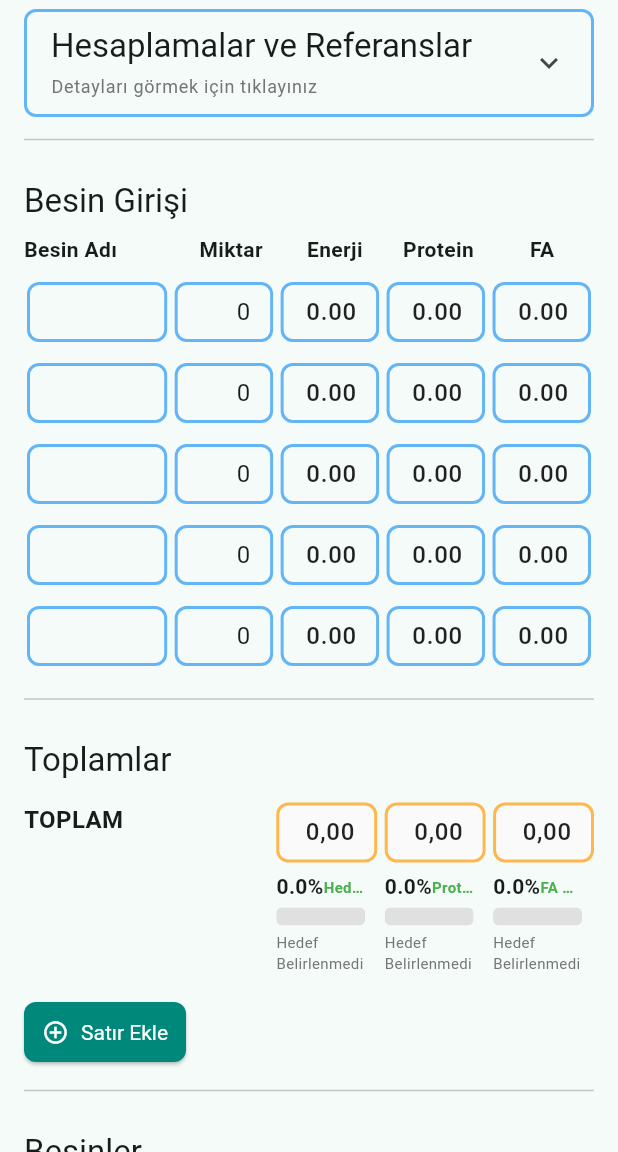
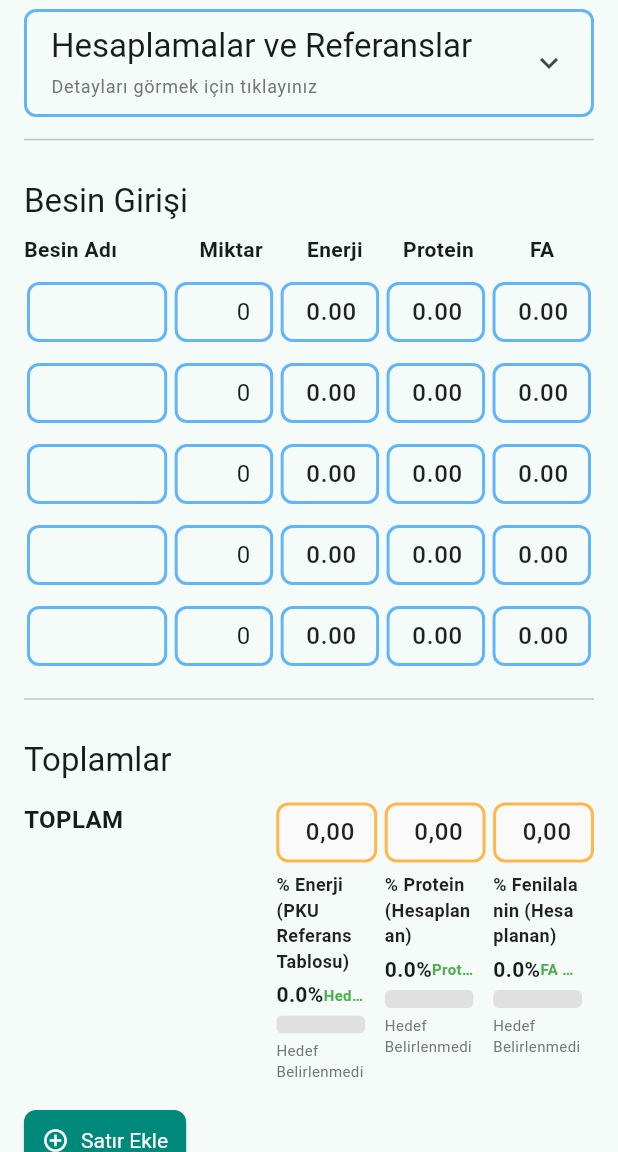
Before and after one commit to DytBekiraslan/Metabolizma, a Flutter app: the MetabolizmaScreen screen opened directly, scrolled down 1728 dp, on a phone screen of 412 x 824 dp, the part 84-1236 px from its top. Run offline on Flutter 3.47's test engine with Material 3 defaults, Android fonts, the phone set to English and light mode, and no system bars; our stand-ins replace fl_chart, pdf, shared_preferences; missing offline and left inert: file_saver; accounts and stored records are empty; project files that could hold a hidden picture were left out.

Commit message:
Feature: Add responsive energy source labels and target values to percentage bars

```diff
--- a/lib/models/models.dart
+++ b/lib/models/models.dart
@@ -370,6 +370,7 @@ enum WeightSource {
 }
 
 enum EnergySource {
+  doctor,
   fku,
   practical,
   bmhFafBge,
--- a/lib/screens/metabolizma_screen.dart
+++ b/lib/screens/metabolizma_screen.dart
@@ -790,8 +790,9 @@ class _MetabolizmaScreenState extends State<MetabolizmaScreen> {
                         child: Row(
                           children: [
                             Checkbox(
-                              value: viewModel.doctorEnergyCheckbox,
+                              value: viewModel.selectedEnergySources[EnergySource.doctor] ?? false,
                               onChanged: (value) {
+                                viewModel.setSelectedEnergySource(EnergySource.doctor, value);
                                 setState(() {
                                   viewModel.doctorEnergyCheckbox = value ?? false;
                                 });
@@ -929,7 +930,13 @@ class _MetabolizmaScreenState extends State<MetabolizmaScreen> {
                       // Yüzdelik Bar
                       Padding(
                         padding: const EdgeInsets.only(right: 8.0),
-                        child: _buildPercentageBar(context, viewModel.energyPercent, unit: 'kcal'),
+                        child: _buildPercentageBar(
+                          context,
+                          viewModel.energyPercent,
+                          unit: 'kcal',
+                          title: _getSelectedEnergySourceLabel(viewModel),
+                          targetValue: _getSelectedEnergySourceTargetValue(viewModel),
+                        ),
                       ),
                     ],
                   ),
@@ -947,7 +954,7 @@ class _MetabolizmaScreenState extends State<MetabolizmaScreen> {
                       // Yüzdelik Bar
                       Padding(
                         padding: const EdgeInsets.only(right: 8.0),
-                        child: _buildPercentageBar(context, viewModel.proteinPercent, unit: 'g'),
+                        child: _buildPercentageBar(context, viewModel.proteinPercent, unit: 'g', title: _getProteinLabel(viewModel)),
                       ),
                     ],
                   ),
@@ -965,7 +972,7 @@ class _MetabolizmaScreenState extends State<MetabolizmaScreen> {
                       // Yüzdelik Bar
                       Padding(
                         padding: const EdgeInsets.only(right: 8.0),
-                        child: _buildPercentageBar(context, viewModel.phePercent, unit: 'mg'),
+                        child: _buildPercentageBar(context, viewModel.phePercent, unit: 'mg', title: _getPheLabel(viewModel)),
                       ),
                     ],
                   ),
@@ -2660,15 +2667,18 @@ Widget _buildVisitDatePickerField(BuildContext context, MetabolizmaViewModel vie
     );
   }
   // YENİ WIDGET: Yüzdelik Barı oluşturur (En alta eklenmeli)
-Widget _buildPercentageBar(BuildContext context, CalculatedPercentage data, {required String unit}) {
+Widget _buildPercentageBar(BuildContext context, CalculatedPercentage data, {required String unit, String? title, double? targetValue}) {
     final statusStyle = data.color == Colors.red ? const TextStyle(color: Colors.red, fontWeight: FontWeight.bold, fontSize: 11)
-        : data.color == Colors.orange ? const TextStyle(color: Colors.orange, fontWeight: FontWeight.bold, fontSize: 11)
+        : data.color == const Color.fromARGB(255, 179, 190, 25)? const TextStyle(color: const Color.fromARGB(255, 179, 190, 25), fontWeight: FontWeight.bold, fontSize: 11)
         : const TextStyle(color: Colors.green, fontWeight: FontWeight.bold, fontSize: 11);
 
     final format = NumberFormat("0.##", "tr_TR");
 
     String targetText;
-    if (data.upperLimit > 0 && data.upperLimit != data.lowerLimit) {
+    if (targetValue != null && targetValue > 0) {
+        // Seçilen enerji kaynağının hedefi (Enerji için kullanılan parametre)
+        targetText = "Hedef: ${format.format(targetValue)} $unit";
+    } else if (data.upperLimit > 0 && data.upperLimit != data.lowerLimit) {
         // Aralık gösterimi (Protein ve FA)
         targetText = "Hedef Aralığı: ${format.format(data.lowerLimit)} - ${format.format(data.upperLimit)} $unit";
     } else if (data.targetValue > 0) {
@@ -2681,6 +2691,15 @@ Widget _buildPercentageBar(BuildContext context, CalculatedPercentage data, {req
    return Column(
         crossAxisAlignment: CrossAxisAlignment.start,
         children: [
+            // BAŞLIK YAZISI (Seçilen enerji kaynağı)
+            if (title != null)
+              Padding(
+                padding: const EdgeInsets.only(bottom: 4.0),
+                child: Text(
+                  title,
+                  style: const TextStyle(fontWeight: FontWeight.bold, fontSize: 12, color: Colors.black87),
+                ),
+              ),
             // DURUM VE YÜZDELİK ORANIN OLDUĞU SATIR
             Row(
                 mainAxisAlignment: MainAxisAlignment.spaceBetween,
@@ -3162,6 +3181,52 @@ Widget _buildPercentageBar(BuildContext context, CalculatedPercentage data, {req
       },
     );
   }
+
+  // Helper: Seçilen enerji kaynağının etiketini döndür
+  String _getSelectedEnergySourceLabel(MetabolizmaViewModel viewModel) {
+    if (viewModel.selectedEnergySources[EnergySource.doctor] == true) {
+      return '% Enerji (Doktor/Dyt. Hedefi)';
+    } else if (viewModel.selectedEnergySources[EnergySource.practical] == true) {
+      return '% Enerji (Pratik)';
+    } else if (viewModel.selectedEnergySources[EnergySource.bmhFafBge] == true) {
+      return '% Enerji (BMH*FAF+BGE)';
+    } else {
+      return '% Enerji (PKU Referans Tablosu)';
+    }
+  }
+
+  // Helper: Seçilen enerji kaynağının hedef değerini döndür
+  double _getSelectedEnergySourceTargetValue(MetabolizmaViewModel viewModel) {
+    if (viewModel.selectedEnergySources[EnergySource.doctor] == true) {
+      return double.tryParse(viewModel.doctorEnergyController.text.replaceAll(',', '.')) ?? 0.0;
+    } else if (viewModel.selectedEnergySources[EnergySource.practical] == true) {
+      return double.tryParse(viewModel.energyReq2Controller.text.replaceAll(',', '.')) ?? 0.0;
+    } else if (viewModel.selectedEnergySources[EnergySource.bmhFafBge] == true) {
+      return double.tryParse(viewModel.energyReq3Controller.text.replaceAll(',', '.')) ?? 0.0;
+    } else {
+      return double.tryParse(viewModel.energyReqController.text.replaceAll(',', '.')) ?? 0.0;
+    }
+  }
+
+  // Helper: Protein etiketini döndür (Doktor hedefi girilmişse vs hesaplanan)
+  String _getProteinLabel(MetabolizmaViewModel viewModel) {
+    final doctorProteinText = viewModel.doctorProteinController.text.trim();
+    if (doctorProteinText.isNotEmpty && double.tryParse(doctorProteinText.replaceAll(',', '.')) != null) {
+      return '% Protein (Doktor/Dyt. Hedefi)';
+    } else {
+      return '% Protein (Hesaplanan)';
+    }
+  }
+
+  // Helper: Fenilalanin etiketini döndür (Doktor hedefi girilmişse vs hesaplanan)
+  String _getPheLabel(MetabolizmaViewModel viewModel) {
+    final doctorPheText = viewModel.doctorPheController.text.trim();
+    if (doctorPheText.isNotEmpty && double.tryParse(doctorPheText.replaceAll(',', '.')) != null) {
+      return '% Fenilalanin (Doktor/Dyt. Hedefi)';
+    } else {
+      return '% Fenilalanin (Hesaplanan)';
+    }
+  }
 }
 
 // YENİ SINIF: Otomatik tarih formatlama için
@@ -3208,13 +3273,6 @@ class _DateTextFormatter extends TextInputFormatter {
         newText = newText.substring(0, 10);
     }
 
-    // Yeni imleç pozisyonunu metin uzunluğuyla sınırla
-    newCursorPosition = min(newCursorPosition, newText.length);
-
-    // İmleç, sadece rakamların olduğu yere girerken noktayı atlamalı.
-    if (newText.length >= 3 && newCursorPosition == 2) newCursorPosition++;
-    if (newText.length >= 6 && newCursorPosition == 5) newCursorPosition++;
-
     return TextEditingValue(
       text: newText,
       selection: TextSelection.collapsed(offset: newCursorPosition),
--- a/lib/viewmodels/metabolizma_viewmodel.dart
+++ b/lib/viewmodels/metabolizma_viewmodel.dart
@@ -387,6 +387,7 @@ bool doctorEnergyCheckbox = false; // Doktor Enerji Hedefi Checkbox
 // YENİ DOKTOR ORDER ALANLARI SONU
 
   Map<EnergySource, bool> selectedEnergySources = {
+    EnergySource.doctor: false,
     EnergySource.fku: true,
     EnergySource.practical: false,
     EnergySource.bmhFafBge: false,
@@ -1333,7 +1334,10 @@ void _performAndUpdatePersonalCalculations({bool notify = true}) {
     final double energy3 = calculatedEnergy3 ?? double.tryParse(energyReq3Controller.text.replaceAll(',', '.')) ?? 0.0;
     final double energy2 = calculatedEnergy2 ?? double.tryParse(energyReq2Controller.text.replaceAll(',', '.')) ?? 0.0;
 
-    if (selectedEnergySources[EnergySource.fku] == true) {
+    if (selectedEnergySources[EnergySource.doctor] == true) {
+      // Doktor Hedefi seçildi
+      requiredEnergy = double.tryParse(doctorEnergyController.text.replaceAll(',', '.')) ?? 0.0;
+    } else if (selectedEnergySources[EnergySource.fku] == true) {
       // FKÜ'den gelen aralığın orta veya minimum değerini hedef almalıyız.
       // Basitlik için sadece Enerji (BMH*FAF+BGE) değerini hedef alıyorum
       // çünkü bu, hesaplanan tekil bir değerdir.
@@ -1370,7 +1374,7 @@ void _performAndUpdatePersonalCalculations({bool notify = true}) {
 
     if (doctorProtein > 0) {
         requiredProtein = doctorProtein;
-        proteinTargetSource = "DOKTOR ORDER";
+        proteinTargetSource = "";
     } else if (calculatedProteinReq != null) {
       requiredProtein = calculatedProteinReq;
     } else {
@@ -1390,7 +1394,7 @@ void _performAndUpdatePersonalCalculations({bool notify = true}) {
         // Eğer doktor tek bir FA değeri girdiyse, bu değeri hem alt hem üst hedef olarak al.
         pheLower = doctorPhe;
         pheUpper = doctorPhe;
-        pheTargetSource = "DOKTOR ORDER";
+        pheTargetSource = "";
     } else {
         final String targetPheRangeText = pheRangeText ?? pheReqController.text;
 
@@ -1409,7 +1413,7 @@ void _performAndUpdatePersonalCalculations({bool notify = true}) {
         String status;
 
         if (totalEnergy < requiredEnergy * 0.95) { // %5 altı sapma kabul edilebilir
-            color = Colors.orange; // Sarı (Altında)
+            color = const Color.fromARGB(255, 238, 255, 0); // Sarı (Altında)
             status = "Enerji Gereksinimi Altında";
         } else if (totalEnergy > requiredEnergy * 1.05) { // %5 üstü sapma kabul edilebilir
             color = Colors.red; // Kırmızı (Üstünde)
@@ -1440,14 +1444,14 @@ void _performAndUpdatePersonalCalculations({bool notify = true}) {
         String status;
 
         if (totalProtein < proteinMin) {
-            color = Colors.orange; // Sarı (Çok Altında)
+           color = const Color.fromARGB(255, 238, 255, 0); // Sarı (Çok Altında)
             status = "Protein Gereksinimi Altında (<-${tolerance.toInt()}g)";
         } else if (totalProtein > proteinMax) {
             color = Colors.red; // Kırmızı (Çok Üstünde)
             status = "Protein Gereksinimini Aşıyor (>+${tolerance.toInt()}g)";
         } else {
             color = Colors.green; // Yeşil (Aralıkta)
-            status = "Protein Hedefi (${tolerance.toInt()}g) Karşılandı";
+            status = "Protein Hedefi +/-(${tolerance.toInt()}g) Karşılandı";
         }
 
        proteinPercent = CalculatedPercentage(
@@ -1469,7 +1473,7 @@ void _performAndUpdatePersonalCalculations({bool notify = true}) {
         String status;
 
         if (totalPhe < pheLower) {
-            color = Colors.orange; // Sarı (Altında)
+           color = const Color.fromARGB(255, 179, 190, 25); // Sarı (Altında)
             status = "FA Gereksinim Aralığı Altında";
         } else if (totalPhe > pheUpper) {
             color = Colors.red; // Kırmızı (Üstünde)
@@ -2602,6 +2606,7 @@ void _performAndUpdatePersonalCalculations({bool notify = true}) {
 
     final jsonSelectedEnergySources = data['selectedEnergySources'] as Map<String, dynamic>? ?? {};
     selectedEnergySources = {
+      EnergySource.doctor: jsonSelectedEnergySources['doctor'] ?? false,
       EnergySource.fku: jsonSelectedEnergySources['fku'] ?? true,
       EnergySource.practical: jsonSelectedEnergySources['practical'] ?? false,
       EnergySource.bmhFafBge: jsonSelectedEnergySources['bmhFafBge'] ?? false,
```
